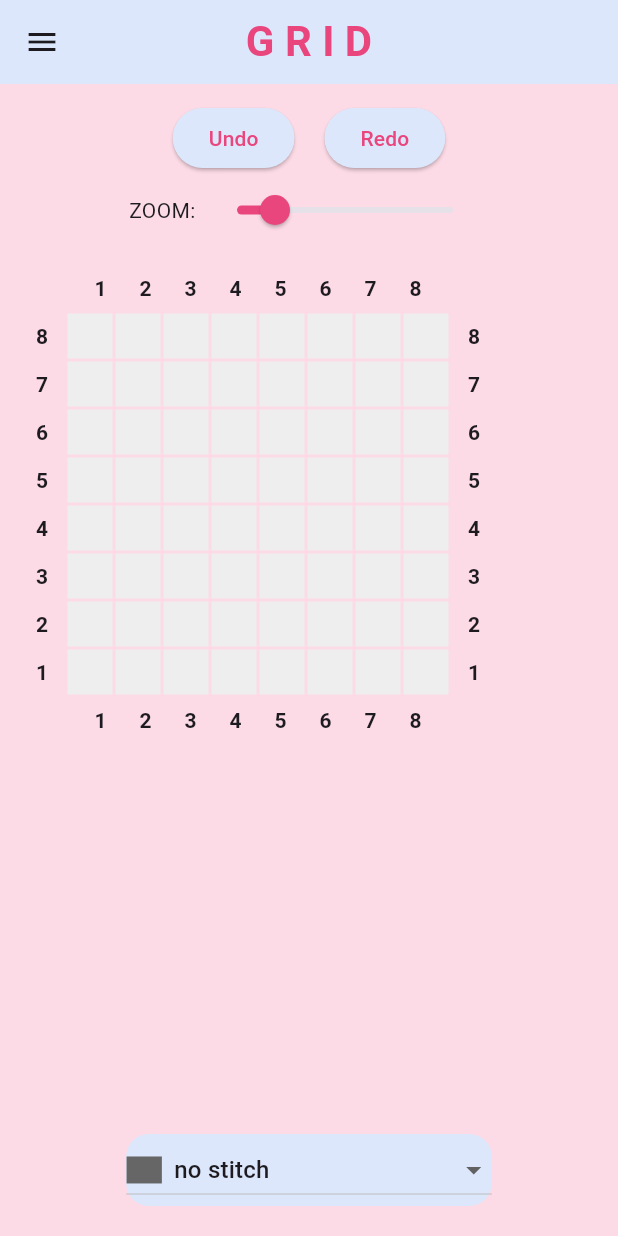
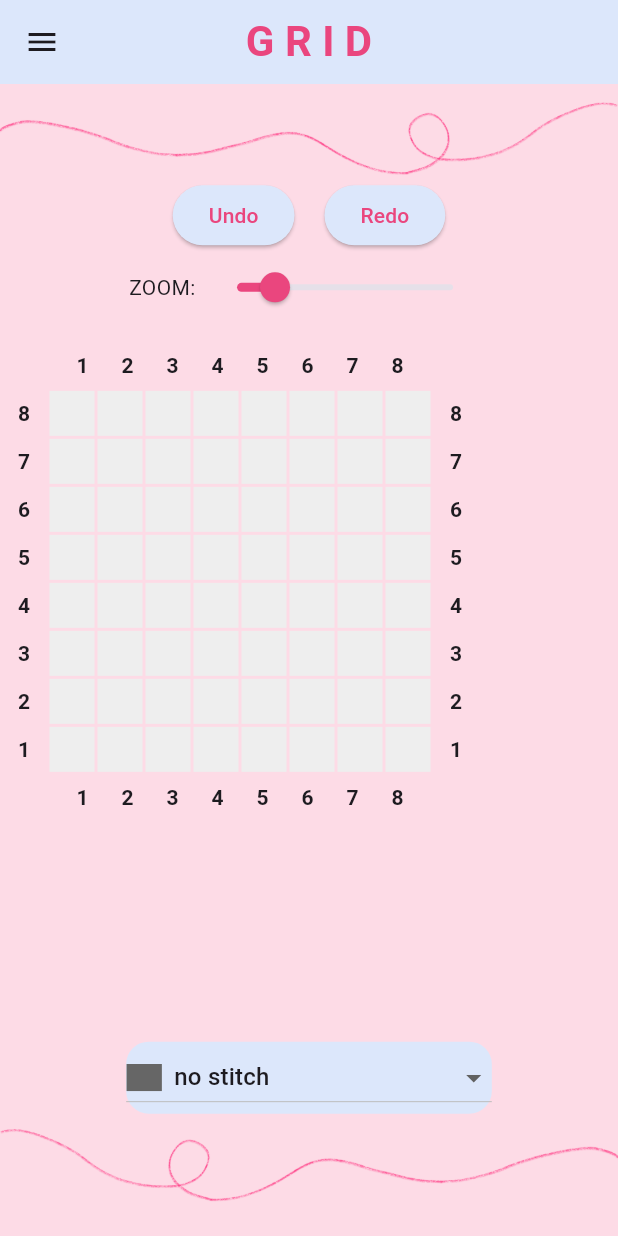
Before and after one commit to Ayesha-Jan/stitch-atlas, a Flutter app: the Designer screen opened by its route, after a tap on "GENERATE GRID", on a phone screen of 412 x 824 dp. Run offline on Flutter 3.47's test engine with Material 3 defaults, Android fonts, the phone set to English and light mode, and no system bars; our stand-ins replace flutter_colorpicker, flutter_svg.

Commit message:
Adding designs to grid

```diff
--- a/lib/pages/designer.dart
+++ b/lib/pages/designer.dart
@@ -72,14 +72,13 @@ class _DesignerState extends State<Designer> {
         color: Color(0xFFFDDBE6),
         child: Column(
           children: [
+            SizedBox(height: 10),
             Image.asset(
               'assets/images/string.png',
               width: double.infinity,
               fit: BoxFit.fitWidth,
             ),
             Expanded(
-              child: Padding(
-                padding: EdgeInsets.all(12),
               child: Column(
                 children: [
                   Row(
@@ -246,13 +245,12 @@ class _DesignerState extends State<Designer> {
                 ],
               ),
             ),
-            ),
             Image.asset(
               'assets/images/string_flipped.png',
               width: double.infinity,
               fit: BoxFit.fitWidth,
             ),
-            SizedBox(height: 20,)
+            SizedBox(height: 20),
           ],
         )
       ),
--- a/lib/pages/grid.dart
+++ b/lib/pages/grid.dart
@@ -241,10 +241,14 @@ class _GridState extends State<Grid> {
 
       body: Container(
         color: Color(0xFFFDDBE6),
-        child: Padding(
-          padding: EdgeInsets.all(12),
         child: Column(
           children: [
+            SizedBox(height: 10),
+            Image.asset(
+              'assets/images/string.png',
+              width: double.infinity,
+              fit: BoxFit.fitWidth,
+            ),
             if (gridGenerated)
               Column(
                 children: [
@@ -535,8 +539,13 @@ class _GridState extends State<Grid> {
                   ),
                 ],
               ),
+            Image.asset(
+              'assets/images/string_flipped.png',
+              width: double.infinity,
+              fit: BoxFit.fitWidth,
+            ),
+            SizedBox(height: 20),
           ],
-          ),
         ),
       ),
     );
```
Lines whose indentation alone changed are shown as unchanged.
